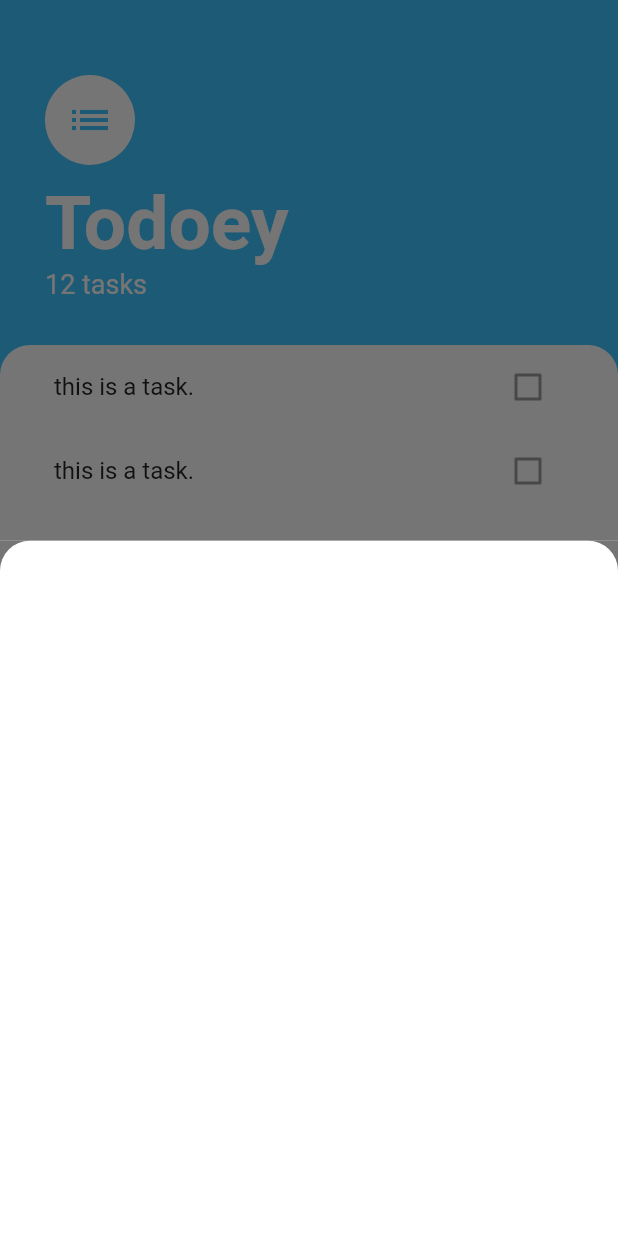
After one commit to HamzaMihfad/todoey_flutter, a Flutter app: the screen it shows after launch, after a tap on the "add" icon, on a phone screen of 412 x 824 dp. The commit adds this screen. Run offline on Flutter 3.47's test engine with Material 2 defaults, Android fonts, the phone set to English and light mode, and no system bars.

Commit message:
pop up screen

```diff
--- a/lib/screens/TasksScreen.dart
+++ b/lib/screens/TasksScreen.dart
@@ -1,4 +1,6 @@
 import 'package:flutter/material.dart';
+import 'package:todoey_flutter/widgets/tasksList.dart';
+import 'package:todoey_flutter/screens/addTask.dart';
 
 class TasksScreen extends StatelessWidget {
   @override
@@ -14,6 +16,10 @@ class TasksScreen extends StatelessWidget {
       backgroundColor: Colors.lightBlueAccent,
       floatingActionButton: FloatingActionButton(
         backgroundColor: Colors.lightBlueAccent,
+        onPressed: () {
+          showModalBottomSheet(
+              context: context, builder: (context) => AddTaskScreen());
+        },
         child: Icon(
           Icons.add,
           size: 30.0,
@@ -59,7 +65,7 @@ class TasksScreen extends StatelessWidget {
           ),
           Expanded(
             child: Container(
-              padding: EdgeInsets.symmetric(horizontal: 20.0),
+              //padding: EdgeInsets.symmetric(horizontal: 20.0),
               decoration: BoxDecoration(
                 color: Colors.white,
                 borderRadius: BorderRadius.only(
@@ -75,27 +81,3 @@ class TasksScreen extends StatelessWidget {
     );
   }
 }
-
-class TasksList extends StatelessWidget {
-  @override
-  Widget build(BuildContext context) {
-    return ListView(
-      children: [
-        TaskTile(),
-        TaskTile(),
-      ],
-    );
-  }
-}
-
-class TaskTile extends StatelessWidget {
-  @override
-  Widget build(BuildContext context) {
-    return ListTile(
-      title: Text('this is a task.'),
-      trailing: Checkbox(
-        value: false,
-      ),
-    );
-  }
-}
--- /dev/null
+++ b/lib/screens/addTask.dart
@@ -0,0 +1,17 @@
+import 'package:flutter/material.dart';
+
+class AddTaskScreen extends StatelessWidget {
+  @override
+  Widget build(BuildContext context) {
+    return Container(
+      color: Color(0xff757575),
+      child: Container(
+        decoration: BoxDecoration(
+            color: Colors.white,
+            borderRadius: BorderRadius.only(
+                topRight: Radius.circular(20.0),
+                topLeft: Radius.circular(20.0))),
+      ),
+    );
+  }
+}
--- /dev/null
+++ b/lib/widgets/taskTile.dart
@@ -0,0 +1,13 @@
+import 'package:flutter/material.dart';
+
+class TaskTile extends StatelessWidget {
+  @override
+  Widget build(BuildContext context) {
+    return ListTile(
+      title: Text('this is a task.'),
+      trailing: Checkbox(
+        value: false,
+      ),
+    );
+  }
+}
--- /dev/null
+++ b/lib/widgets/tasksList.dart
@@ -0,0 +1,19 @@
+import 'package:flutter/material.dart';
+import 'package:todoey_flutter/widgets/taskTile.dart';
+
+class TasksList extends StatelessWidget {
+  @override
+  Widget build(BuildContext context) {
+    return ListView(
+      padding: EdgeInsets.symmetric(horizontal: 20.0),
+      children: [
+        TaskTile(),
+        TaskTile(),
+        TaskTile(),
+        TaskTile(),
+        TaskTile(),
+        TaskTile(),
+      ],
+    );
+  }
+}
```
